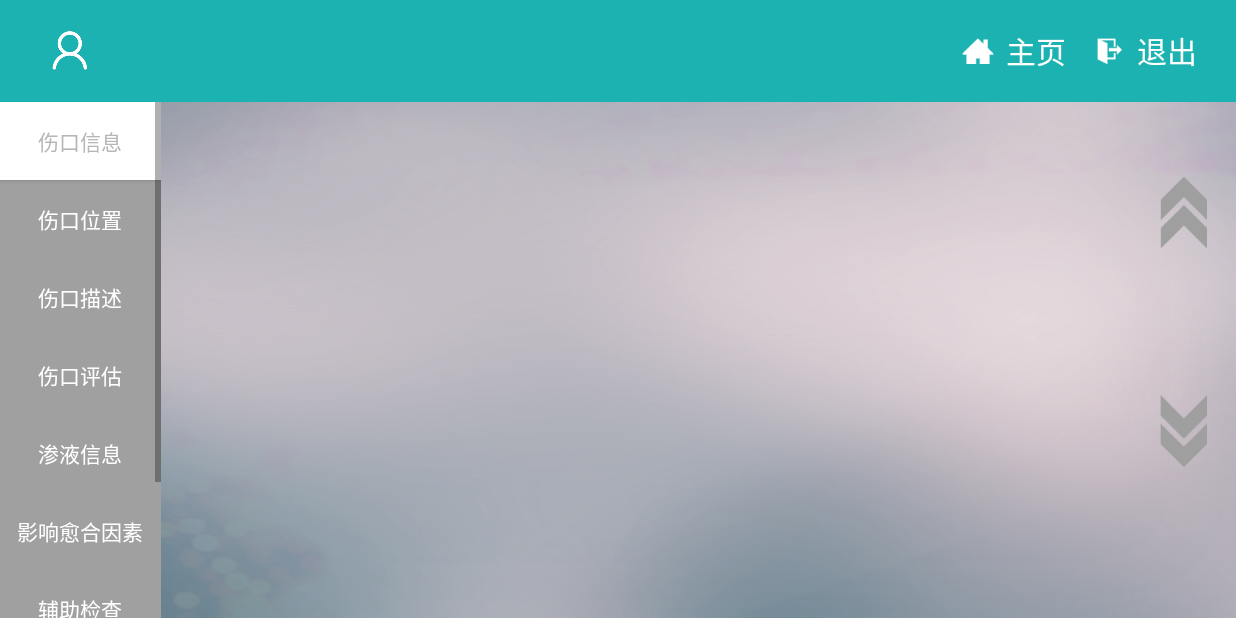
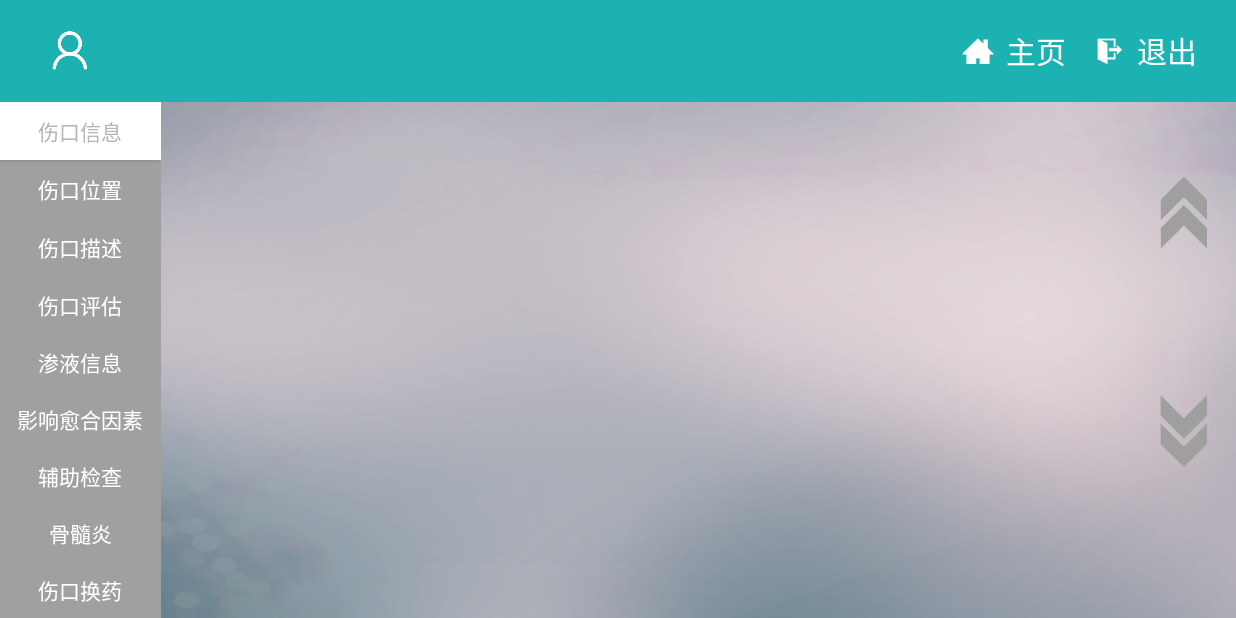
Before and after one commit to cwh643/wound, an Android app: the fragment RecordFragment placed in its activity, on a phone screen of 824 x 412 dp (held sideways). Run offline under Robolectric (Android 15) with nearby library versions, the phone set to English and light mode, and no system bars.

Commit message:
modify by weihua

```diff
--- a/android/InjuriesApp/app/src/main/res/layout/history_fragment.xml
+++ b/android/InjuriesApp/app/src/main/res/layout/history_fragment.xml
@@ -7,9 +7,6 @@
     android:orientation="vertical"
     tools:layout_editor_absoluteX="0dp"
     tools:layout_editor_absoluteY="89dp">
-    <ScrollView
-        android:layout_width="match_parent"
-        android:layout_height="match_parent">
         <LinearLayout
             android:layout_width="match_parent"
             android:layout_height="wrap_content"
@@ -34,7 +31,7 @@
                 android:orientation="vertical"
                 android:layout_margin="3dp"
                 android:layout_width="match_parent"
-                android:layout_height="match_parent" >
+                android:layout_height="match_parent">
 
                 <LinearLayout
                     android:layout_width="match_parent"
@@ -83,5 +80,4 @@
                     android:background="#A7A5A5"/>
             </LinearLayout>
         </LinearLayout>
-    </ScrollView>
 </LinearLayout>
--- a/android/InjuriesApp/app/src/main/res/layout/record_fragment.xml
+++ b/android/InjuriesApp/app/src/main/res/layout/record_fragment.xml
@@ -12,9 +12,7 @@
         android:layout_width="match_parent"
         android:layout_height="match_parent"
         android:orientation="horizontal">
-        <ScrollView
-            android:layout_width="107dp"
-            android:layout_height="match_parent">
+
         <LinearLayout
             android:id="@+id/btn_record_group"
             android:layout_width="107dp"
@@ -26,6 +24,7 @@
                 android:id="@+id/btn_record1"
                 android:layout_width="match_parent"
                 android:layout_height="52dp"
+                android:layout_weight="1"
                 android:background="@color/white"
                 android:textColor="#B6B6B6"
                 android:text="伤口信息" />
@@ -33,6 +32,7 @@
                 android:id="@+id/btn_record9"
                 android:layout_width="match_parent"
                 android:layout_height="52dp"
+                android:layout_weight="1"
                 android:background="@null"
                 android:textColor="@color/white"
                 android:text="伤口位置" />
@@ -40,6 +40,7 @@
                 android:id="@+id/btn_record2"
                 android:layout_width="match_parent"
                 android:layout_height="52dp"
+                android:layout_weight="1"
                 android:background="@null"
                 android:textColor="@color/white"
                 android:text="伤口描述" />
@@ -48,6 +49,7 @@
                 android:id="@+id/btn_record3"
                 android:layout_width="match_parent"
                 android:layout_height="52dp"
+                android:layout_weight="1"
                 android:background="@null"
                 android:textColor="@color/white"
                 android:text="伤口评估" />
@@ -56,6 +58,7 @@
                 android:id="@+id/btn_record4"
                 android:layout_width="match_parent"
                 android:layout_height="52dp"
+                android:layout_weight="1"
                 android:background="@null"
                 android:textColor="@color/white"
                 android:text="渗液信息" />
@@ -64,6 +67,7 @@
                 android:id="@+id/btn_record5"
                 android:layout_width="match_parent"
                 android:layout_height="52dp"
+                android:layout_weight="1"
                 android:background="@null"
                 android:textColor="@color/white"
                 android:text="影响愈合因素" />
@@ -72,6 +76,7 @@
                 android:id="@+id/btn_record6"
                 android:layout_width="match_parent"
                 android:layout_height="52dp"
+                android:layout_weight="1"
                 android:background="@null"
                 android:textColor="@color/white"
                 android:text="辅助检查" />
@@ -80,6 +85,7 @@
                 android:id="@+id/btn_record7"
                 android:layout_width="match_parent"
                 android:layout_height="52dp"
+                android:layout_weight="1"
                 android:background="@null"
                 android:textColor="@color/white"
                 android:text="骨髓炎" />
@@ -88,12 +94,13 @@
                 android:id="@+id/btn_record8"
                 android:layout_width="match_parent"
                 android:layout_height="51dp"
+                android:layout_weight="1"
                 android:background="@null"
                 android:textColor="@color/white"
                 android:text="伤口换药" />
 
         </LinearLayout>
-        </ScrollView>
+
 
         <FrameLayout
             android:id="@+id/record_container"
```
Also changed, not shown: android/InjuriesApp/app/src/main/res/mipmap-xhdpi/person_b.png.
